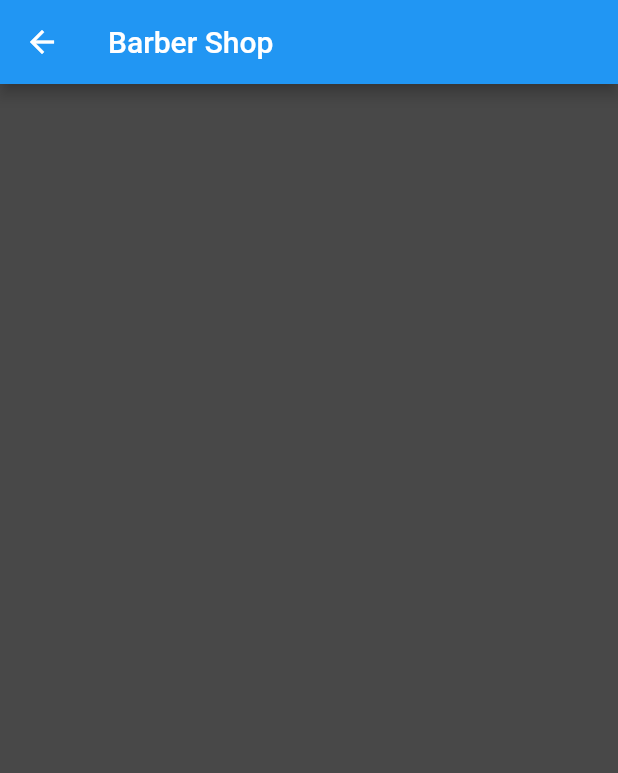
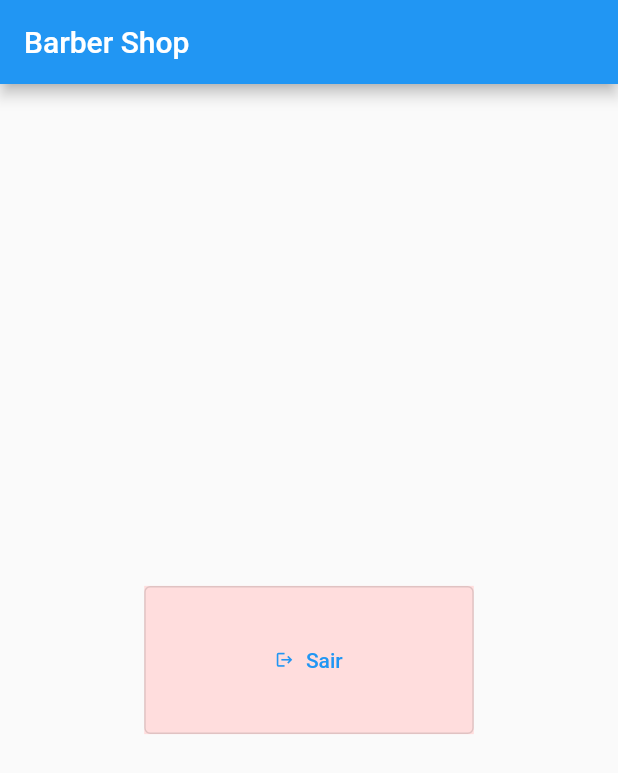
Before and after one commit to olivegusta/barbearia, a Flutter app: the screen it shows after launch, after a tap on "Login", on a phone screen of 412 x 824 dp. Shown: the top 773 px of the screen. Run offline on Flutter 3.47's test engine with Material 2 defaults, Android fonts, the phone set to English and light mode, and no system bars.

Commit message:
atualizaçao login

```diff
--- a/barbearia/lib/main.dart
+++ b/barbearia/lib/main.dart
@@ -17,9 +17,12 @@ class MyApp extends StatelessWidget {
       theme: ThemeData(
         primarySwatch: Colors.blue,
       ),
-      initialRoute: LoginPage.tag,
+      initialRoute: '/login',
       routes: {
-        LoginPage.tag: (context) => LoginPage(),
+        '/login': (context) => LoginPage(),
+        '/calander': (context) => CalanderPage(),
+
+        //LoginPage.tag: (context) => LoginPage(),
       },
     );
   }
--- a/barbearia/lib/pages/calander.dart
+++ b/barbearia/lib/pages/calander.dart
@@ -1,9 +1,11 @@
+import 'package:barbearia/pages/login.dart';
+import 'package:barbearia/utils/common.dart';
 import 'package:barbearia/utils/consts.dart';
 import 'package:flutter/material.dart';
 
 class CalanderPage extends StatefulWidget {
   static String tag = 'calander';
-  const CalanderPage({Key? key}) : super(key: key);
+  const CalanderPage({key}) : super(key: key);
 
   @override
   _CalanderPageState createState() => _CalanderPageState();
@@ -12,10 +14,34 @@ class CalanderPage extends StatefulWidget {
 class _CalanderPageState extends State<CalanderPage> {
   @override
   Widget build(BuildContext context) {
+    AppConsts.setWidhtSize(MediaQuery.of(context).size.width);
+    AppConsts.setHeightSize(MediaQuery.of(context).size.height);
     return Scaffold(
-        appBar: AppBar(title: Text('Barber Shop')),
-        body: Container(
-          color: AppConsts.backgroundColor,
-        ));
+      appBar: AppBar(title: Text('Barber Shop')),
+      body: corpo(context),
+    );
   }
 }
+
+Widget corpo(BuildContext context) {
+  return Container(
+    //color: AppConsts.backgroundColor,
+    child: Center(
+      child: Container(
+        color: AppConsts.offBottom,
+        width: setWidth(200.0),
+        height: setHeight(80.0),
+        child: OutlinedButton.icon(
+            onPressed: () {
+              print("voltar para o login");
+              Navigator.of(context).pushReplacementNamed("/login");
+            },
+            icon: Icon(
+              Icons.logout,
+              size: setHeight(10.0),
+            ),
+            label: Text("Sair")),
+      ),
+    ),
+  );
+}
--- a/barbearia/lib/pages/login.dart
+++ b/barbearia/lib/pages/login.dart
@@ -5,7 +5,7 @@ import 'package:flutter/material.dart';
 
 class LoginPage extends StatefulWidget {
   static String tag = 'login';
-  const LoginPage({Key? key}) : super(key: key);
+  const LoginPage({key}) : super(key: key);
 
   @override
   _LoginPageState createState() => _LoginPageState();
@@ -17,21 +17,23 @@ class _LoginPageState extends State<LoginPage> {
     AppConsts.setWidhtSize(MediaQuery.of(context).size.width);
     AppConsts.setHeightSize(MediaQuery.of(context).size.height);
     return Scaffold(
-        body: Container(
+      body: corpo(context),
+    );
+  }
+}
+
+Widget corpo(BuildContext context) {
+  return Container(
     color: AppConsts.backgroundColor,
     child: Center(
       child: Container(
         color: AppConsts.offBottom,
         width: setWidth(200.0),
         height: setHeight(80.0),
-          child: TextButton.icon(
+        child: OutlinedButton.icon(
             onPressed: () {
               print("apertei o botão");
-                Navigator.of(context).push(
-                  MaterialPageRoute(
-                    builder: (context) => CalanderPage(),
-                  ),
-                );
+              Navigator.of(context).pushReplacementNamed("/calander");
             },
             icon: Icon(
               Icons.login,
@@ -40,6 +42,5 @@ class _LoginPageState extends State<LoginPage> {
             label: Text("Login")),
       ),
     ),
-    ));
+  );
 }
-}
```
Lines whose indentation alone changed are shown as unchanged.
